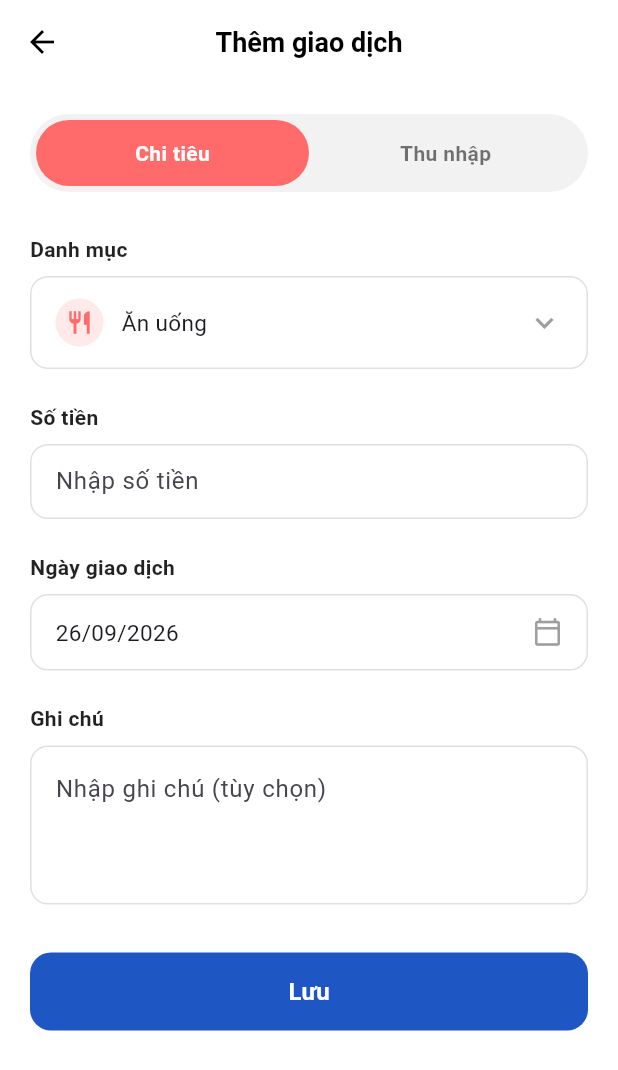
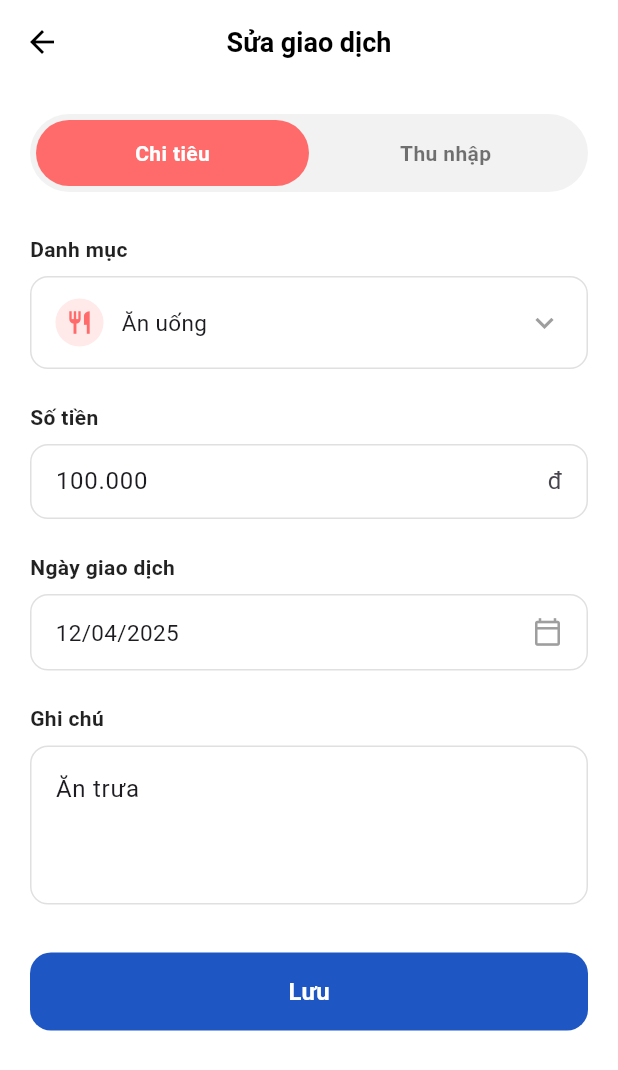
Before and after one commit to LeHoangKhang-KHMT/KHMT2411033_LeHoangKhang_casestudy1, a Flutter app: the screen it shows after launch, on a phone screen of 412 x 824 dp. Shown: the top 1070 px of the screen. Run offline on Flutter 3.47's test engine with Material 3 defaults, Android fonts, the phone set to English and light mode, and no system bars.

Commit message:
Add files via upload

```diff
--- a/lib/main.dart
+++ b/lib/main.dart
@@ -1,5 +1,5 @@
 import 'package:flutter/material.dart';
-import 'screens/add_transaction_screen.dart';
+import 'screens/edit_transaction_screen.dart';
 
 void main() {
   runApp(const MyApp());
@@ -32,7 +32,7 @@ class MyApp extends StatelessWidget {
         // tested with just a hot reload.
         colorScheme: .fromSeed(seedColor: Colors.deepPurple),
       ),
-      home: const AddTransactionScreen(),
+      home: const EditTransactionScreen(),
     );
   }
 }
--- /dev/null
+++ b/lib/screens/edit_transaction_screen.dart
@@ -0,0 +1,287 @@
+import 'package:flutter/material.dart';
+
+class EditTransactionScreen extends StatefulWidget {
+  const EditTransactionScreen({super.key});
+
+  @override
+  State<EditTransactionScreen> createState() => _EditTransactionScreenState();
+}
+
+class _EditTransactionScreenState extends State<EditTransactionScreen> {
+  // Dữ liệu mẫu ban đầu — trong thực tế sẽ được truyền vào từ danh sách giao dịch
+  bool isExpense = true; // true = Chi tiêu, false = Thu nhập
+  String selectedCategory = 'Ăn uống';
+  DateTime selectedDate = DateTime(2025, 4, 12);
+
+  late final TextEditingController amountController =
+      TextEditingController(text: '100.000');
+  late final TextEditingController noteController =
+      TextEditingController(text: 'Ăn trưa');
+
+  final List<Map<String, dynamic>> categories = [
+    {'name': 'Ăn uống', 'icon': Icons.restaurant, 'color': const Color(0xFFFF6B6B)},
+    {'name': 'Di chuyển', 'icon': Icons.directions_car, 'color': const Color(0xFF4D96FF)},
+    {'name': 'Mua sắm', 'icon': Icons.shopping_bag, 'color': const Color(0xFFFFB84C)},
+    {'name': 'Hóa đơn', 'icon': Icons.receipt_long, 'color': const Color(0xFF6BCB77)},
+    {'name': 'Khác', 'icon': Icons.category, 'color': const Color(0xFF9B59B6)},
+  ];
+
+  @override
+  void dispose() {
+    amountController.dispose();
+    noteController.dispose();
+    super.dispose();
+  }
+
+  Future<void> _pickDate() async {
+    final picked = await showDatePicker(
+      context: context,
+      initialDate: selectedDate,
+      firstDate: DateTime(2000),
+      lastDate: DateTime(2100),
+    );
+    if (picked != null) {
+      setState(() => selectedDate = picked);
+    }
+  }
+
+  void _pickCategory() {
+    showModalBottomSheet(
+      context: context,
+      shape: const RoundedRectangleBorder(
+        borderRadius: BorderRadius.vertical(top: Radius.circular(20)),
+      ),
+      builder: (context) {
+        return SafeArea(
+          child: ListView(
+            shrinkWrap: true,
+            children: categories.map((cat) {
+              return ListTile(
+                leading: CircleAvatar(
+                  backgroundColor: (cat['color'] as Color).withOpacity(0.15),
+                  child: Icon(cat['icon'] as IconData, color: cat['color'] as Color),
+                ),
+                title: Text(cat['name'] as String),
+                onTap: () {
+                  setState(() => selectedCategory = cat['name'] as String);
+                  Navigator.pop(context);
+                },
+              );
+            }).toList(),
+          ),
+        );
+      },
+    );
+  }
+
+  Map<String, dynamic> get _currentCategory =>
+      categories.firstWhere((c) => c['name'] == selectedCategory, orElse: () => categories.first);
+
+  String _formatDate(DateTime d) {
+    return '${d.day.toString().padLeft(2, '0')}/${d.month.toString().padLeft(2, '0')}/${d.year}';
+  }
+
+  @override
+  Widget build(BuildContext context) {
+    return Scaffold(
+      backgroundColor: Colors.white,
+      appBar: AppBar(
+        backgroundColor: Colors.white,
+        elevation: 0,
+        leading: IconButton(
+          icon: const Icon(Icons.arrow_back, color: Colors.black),
+          onPressed: () => Navigator.of(context).maybePop(),
+        ),
+        title: const Text(
+          'Sửa giao dịch',
+          style: TextStyle(
+            color: Colors.black,
+            fontWeight: FontWeight.bold,
+            fontSize: 18,
+          ),
+        ),
+        centerTitle: true,
+      ),
+      body: SingleChildScrollView(
+        padding: const EdgeInsets.all(20),
+        child: Column(
+          crossAxisAlignment: CrossAxisAlignment.start,
+          children: [
+            // Toggle Chi tiêu / Thu nhập
+            Container(
+              decoration: BoxDecoration(
+                color: const Color(0xFFF2F2F2),
+                borderRadius: BorderRadius.circular(30),
+              ),
+              padding: const EdgeInsets.all(4),
+              child: Row(
+                children: [
+                  Expanded(
+                    child: GestureDetector(
+                      onTap: () => setState(() => isExpense = true),
+                      child: Container(
+                        padding: const EdgeInsets.symmetric(vertical: 12),
+                        decoration: BoxDecoration(
+                          color: isExpense ? const Color(0xFFFF6B6B) : Colors.transparent,
+                          borderRadius: BorderRadius.circular(26),
+                        ),
+                        alignment: Alignment.center,
+                        child: Text(
+                          'Chi tiêu',
+                          style: TextStyle(
+                            color: isExpense ? Colors.white : Colors.black54,
+                            fontWeight: FontWeight.bold,
+                          ),
+                        ),
+                      ),
+                    ),
+                  ),
+                  Expanded(
+                    child: GestureDetector(
+                      onTap: () => setState(() => isExpense = false),
+                      child: Container(
+                        padding: const EdgeInsets.symmetric(vertical: 12),
+                        decoration: BoxDecoration(
+                          color: !isExpense ? const Color(0xFFFF6B6B) : Colors.transparent,
+                          borderRadius: BorderRadius.circular(26),
+                        ),
+                        alignment: Alignment.center,
+                        child: Text(
+                          'Thu nhập',
+                          style: TextStyle(
+                            color: !isExpense ? Colors.white : Colors.black54,
+                            fontWeight: FontWeight.bold,
+                          ),
+                        ),
+                      ),
+                    ),
+                  ),
+                ],
+              ),
+            ),
+            const SizedBox(height: 28),
+
+            // Danh mục
+            const Text('Danh mục', style: _labelStyle),
+            const SizedBox(height: 8),
+            GestureDetector(
+              onTap: _pickCategory,
+              child: Container(
+                padding: const EdgeInsets.symmetric(horizontal: 16, vertical: 14),
+                decoration: _fieldDecoration,
+                child: Row(
+                  children: [
+                    CircleAvatar(
+                      radius: 16,
+                      backgroundColor: (_currentCategory['color'] as Color).withOpacity(0.15),
+                      child: Icon(
+                        _currentCategory['icon'] as IconData,
+                        color: _currentCategory['color'] as Color,
+                        size: 18,
+                      ),
+                    ),
+                    const SizedBox(width: 12),
+                    Text(selectedCategory, style: const TextStyle(fontSize: 15)),
+                    const Spacer(),
+                    const Icon(Icons.keyboard_arrow_down, color: Colors.grey),
+                  ],
+                ),
+              ),
+            ),
+            const SizedBox(height: 22),
+
+            // Số tiền
+            const Text('Số tiền', style: _labelStyle),
+            const SizedBox(height: 8),
+            Container(
+              decoration: _fieldDecoration,
+              padding: const EdgeInsets.symmetric(horizontal: 16),
+              child: TextField(
+                controller: amountController,
+                keyboardType: TextInputType.number,
+                decoration: const InputDecoration(
+                  hintText: 'Nhập số tiền',
+                  border: InputBorder.none,
+                  suffixText: 'đ',
+                ),
+              ),
+            ),
+            const SizedBox(height: 22),
+
+            // Ngày giao dịch
+            const Text('Ngày giao dịch', style: _labelStyle),
+            const SizedBox(height: 8),
+            GestureDetector(
+              onTap: _pickDate,
+              child: Container(
+                padding: const EdgeInsets.symmetric(horizontal: 16, vertical: 14),
+                decoration: _fieldDecoration,
+                child: Row(
+                  children: [
+                    Text(_formatDate(selectedDate), style: const TextStyle(fontSize: 15)),
+                    const Spacer(),
+                    const Icon(Icons.calendar_today_outlined, color: Colors.grey, size: 20),
+                  ],
+                ),
+              ),
+            ),
+            const SizedBox(height: 22),
+
+            // Ghi chú
+            const Text('Ghi chú', style: _labelStyle),
+            const SizedBox(height: 8),
+            Container(
+              decoration: _fieldDecoration,
+              padding: const EdgeInsets.symmetric(horizontal: 16, vertical: 8),
+              child: TextField(
+                controller: noteController,
+                maxLines: 3,
+                decoration: const InputDecoration(
+                  hintText: 'Nhập ghi chú (tùy chọn)',
+                  border: InputBorder.none,
+                ),
+              ),
+            ),
+            const SizedBox(height: 32),
+
+            // Nút Lưu
+            SizedBox(
+              width: double.infinity,
+              height: 52,
+              child: ElevatedButton(
+                onPressed: () {
+                  ScaffoldMessenger.of(context).showSnackBar(
+                    const SnackBar(content: Text('Đã cập nhật giao dịch')),
+                  );
+                },
+                style: ElevatedButton.styleFrom(
+                  backgroundColor: const Color(0xFF1E56C4),
+                  foregroundColor: Colors.white,
+                  shape: RoundedRectangleBorder(
+                    borderRadius: BorderRadius.circular(14),
+                  ),
+                  elevation: 0,
+                ),
+                child: const Text(
+                  'Lưu',
+                  style: TextStyle(fontSize: 16, fontWeight: FontWeight.bold),
+                ),
+              ),
+            ),
+          ],
+        ),
+      ),
+    );
+  }
+}
+
+const TextStyle _labelStyle = TextStyle(
+  fontSize: 14,
+  fontWeight: FontWeight.w600,
+  color: Colors.black87,
+);
+
+final BoxDecoration _fieldDecoration = BoxDecoration(
+  border: Border.all(color: const Color(0xFFE0E0E0)),
+  borderRadius: BorderRadius.circular(12),
+);
```
